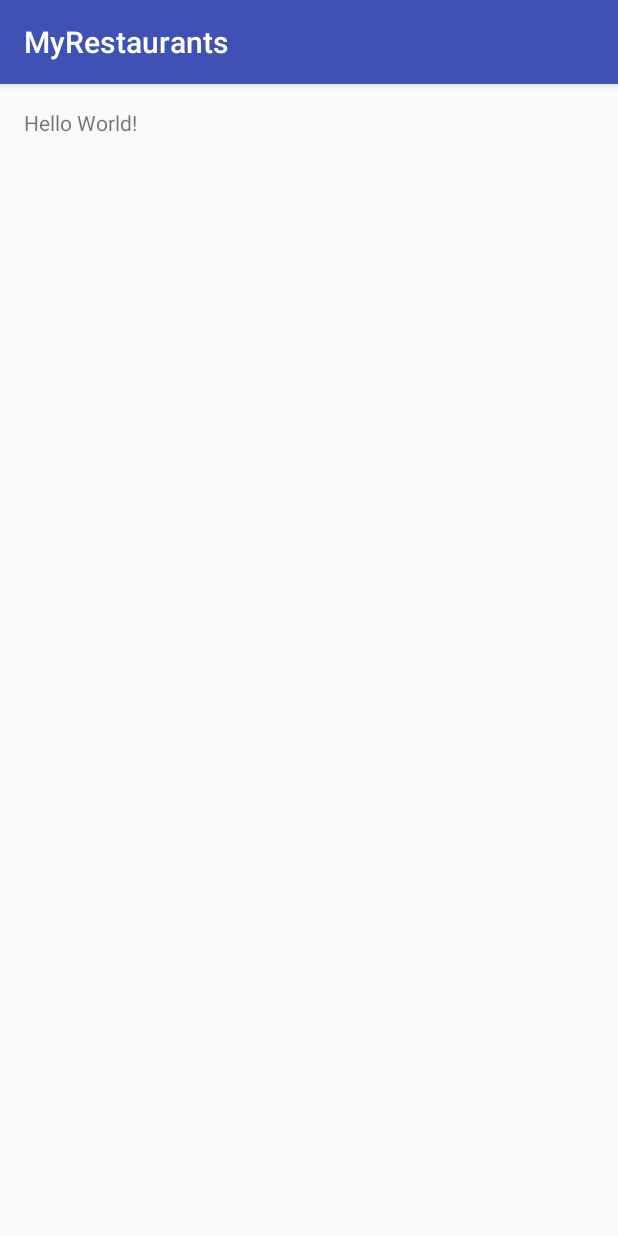
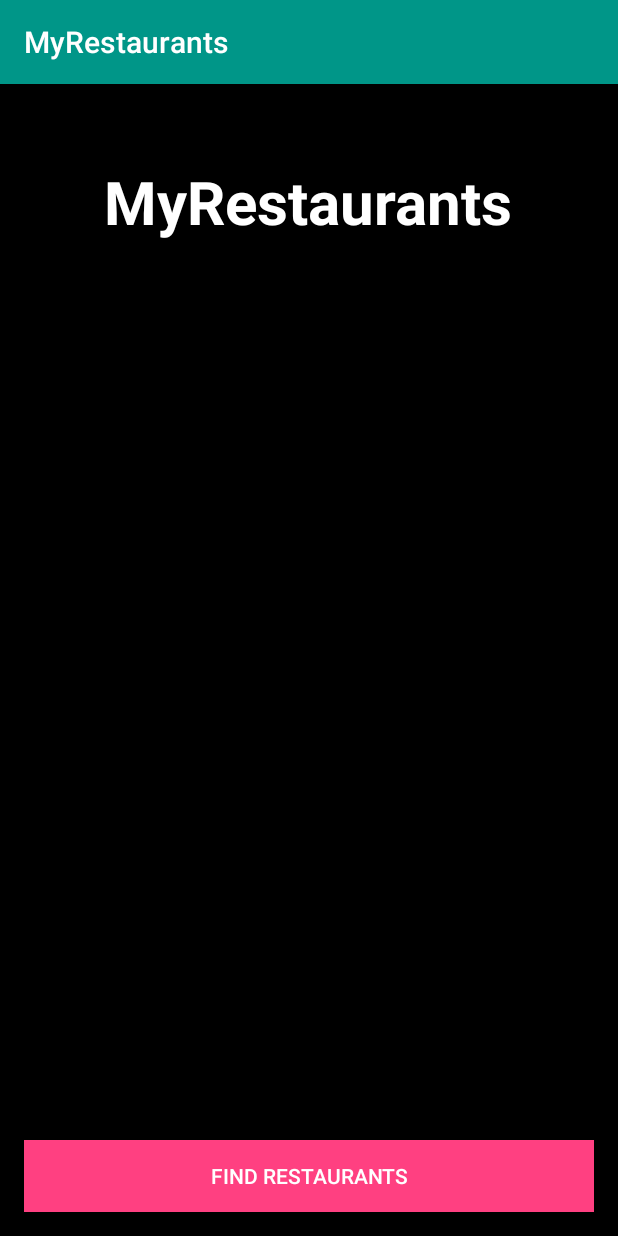
Before and after one commit to vrdlc/partnerRestaurants, an Android app: the screen it shows after launch (MainActivity), on a phone screen of 412 x 824 dp. Run offline under Robolectric (Android 15) with nearby library versions, the phone set to English and light mode, and no system bars.

Commit message:
set up layout

```diff
--- a/app/src/main/res/layout/activity_main.xml
+++ b/app/src/main/res/layout/activity_main.xml
@@ -7,10 +7,27 @@
     android:paddingLeft="@dimen/activity_horizontal_margin"
     android:paddingRight="@dimen/activity_horizontal_margin"
     android:paddingTop="@dimen/activity_vertical_margin"
-    tools:context="com.epicodus.myrestaurants.MainActivity">
+    tools:context="com.epicodus.myrestaurants.MainActivity"
+    android:background="#000000">
 
     <TextView
         android:layout_width="wrap_content"
         android:layout_height="wrap_content"
-        android:text="Hello World!" />
+        android:text="MyRestaurants"
+        android:layout_alignParentTop="true"
+        android:layout_centerHorizontal="true"
+        android:layout_marginTop="35dp"
+        android:textColor="@color/colorTextIcons"
+        android:textSize="40sp"
+        android:textStyle="bold" />
+
+    <Button
+        android:layout_width="match_parent"
+        android:layout_height="wrap_content"
+        android:text="Find Restaurants"
+        android:id="@+id/button"
+        android:layout_alignParentBottom="true"
+        android:layout_centerHorizontal="true"
+        android:background="@color/colorAccent"
+        android:textColor="@color/colorTextIcons" />
 </RelativeLayout>
--- a/app/src/main/res/values/colors.xml
+++ b/app/src/main/res/values/colors.xml
@@ -1,6 +1,11 @@
 <?xml version="1.0" encoding="utf-8"?>
 <resources>
-    <color name="colorPrimary">#3F51B5</color>
-    <color name="colorPrimaryDark">#303F9F</color>
+    <color name="colorPrimary">#009688</color>
+    <color name="colorPrimaryDark">#00796B</color>
+    <color name="colorPrimaryLight">#B2DFDB</color>
+    <color name="colorTextIcons">#FFFFFF</color>
     <color name="colorAccent">#FF4081</color>
+    <color name="colorPrimaryText">#212121</color>
+    <color name="colorSecondaryText">#727272</color>
+    <color name="colorDivider">#B6B6B6</color>
 </resources>
```
